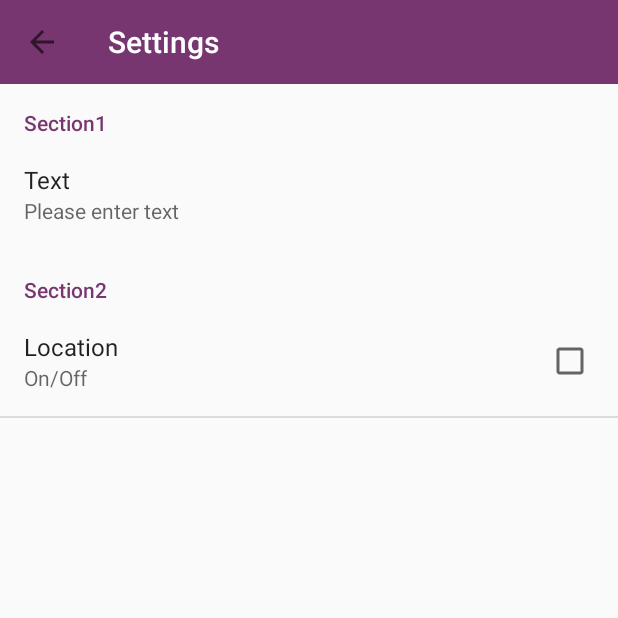
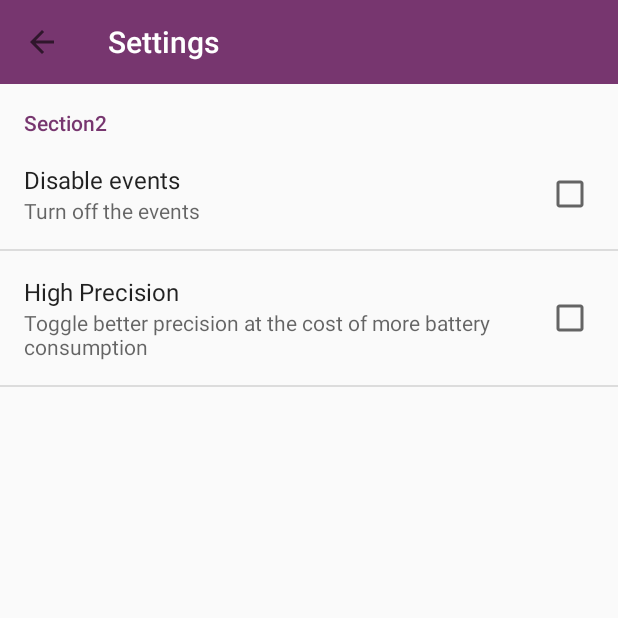
Before and after one commit to antoniopedrofraga/reachndo, an Android app: the SettingsActivity screen opened directly, with no data from a screen before it, on a phone screen of 412 x 824 dp, the top half of it. Run offline under Robolectric (Android 15) with nearby library versions, the phone set to English and light mode, and no system bars; libraries missing offline, so code that uses them is left out: com.balysv.materialmenu.

Commit message:
Settings menu edited

```diff
--- a/ReachNDo/app/src/main/res/xml/prefs.xml
+++ b/ReachNDo/app/src/main/res/xml/prefs.xml
@@ -1,22 +1,17 @@
 <?xml version="1.0" encoding="utf-8"?>
 <PreferenceScreen xmlns:android="http://schemas.android.com/apk/res/android">
-
-    <PreferenceCategory
-        android:summary="Section1"
-        android:title="Section1" >
-        <EditTextPreference
-            android:key="text"
-            android:summary="Please enter text"
-            android:title="Text" />
-    </PreferenceCategory>
 
     <PreferenceCategory
         android:summary="Section2"
         android:title="Section2" >
     <CheckBoxPreference
-        android:key="checkBox"
-        android:summary="On/Off"
-        android:title="Location" />
+        android:key="eventControl"
+        android:summary="Turn off the events"
+        android:title="Disable events" />
+        <CheckBoxPreference
+            android:key="highPrecision"
+            android:summary="Toggle better precision at the cost of more battery consumption"
+            android:title="High Precision" />
     </PreferenceCategory>
 
 </PreferenceScreen>
```
Also changed, not shown: 11 other files.
